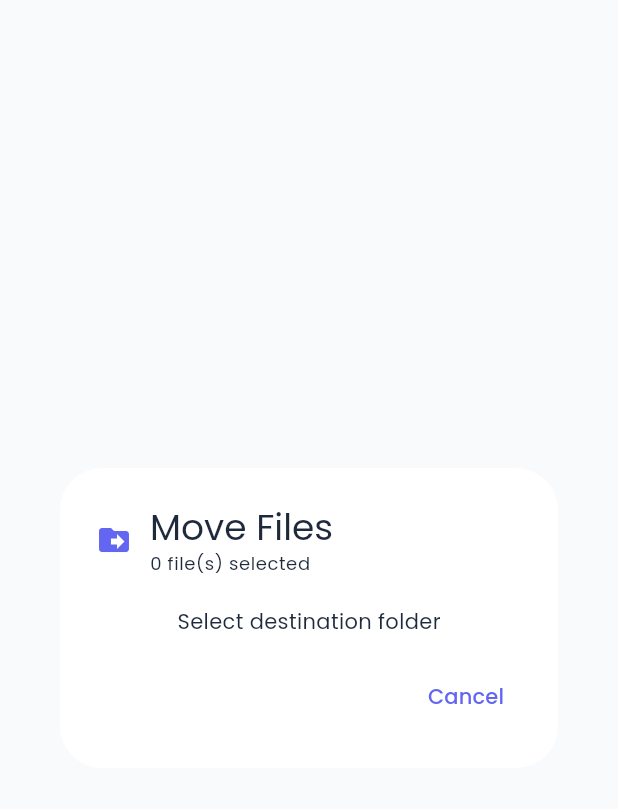
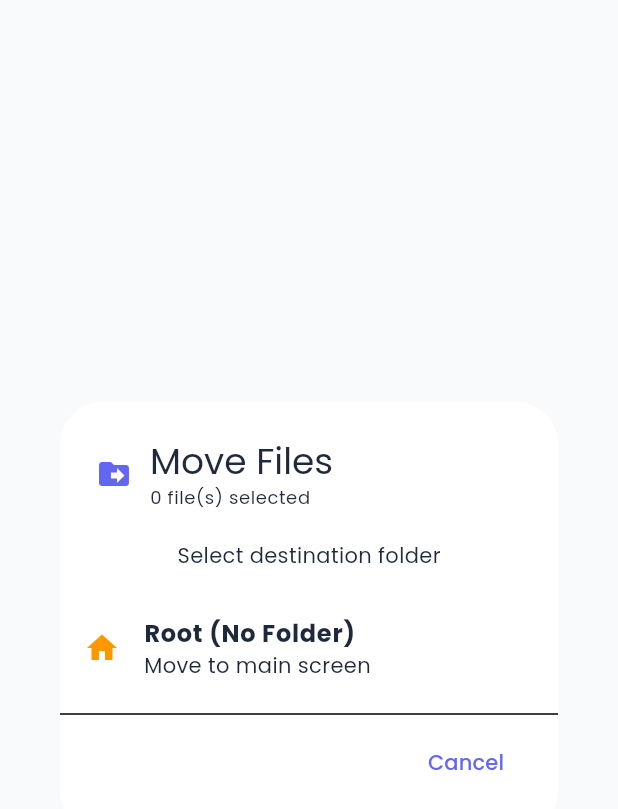
Before and after one commit to worlon-code/passwordpdf, a Flutter app: the _MoveDialogWithTree widget shown alone on an empty page, opened directly with empty values, on a phone screen of 412 x 824 dp. Shown: the top 809 px of the screen. Run offline on Flutter 3.47's test engine with Material 3 defaults, Android fonts, the phone set to English and light mode, and no system bars; our stand-ins replace file_picker, flutter_secure_storage, google_fonts, local_auth, permission_handler, share_plus and 2 more; missing offline and left inert: syncfusion_flutter_pdf, syncfusion_flutter_pdfviewer; accounts and stored records are empty.

Commit message:
Feat: Move to Root, Export Popup, Folder Move Fix

```diff
--- a/lib/services/document_service.dart
+++ b/lib/services/document_service.dart
@@ -160,6 +160,56 @@ class DocumentService {
     _log.info('DocumentService', 'Moved ${fileIds.length} files to folder');
   }
 
+  /// Move a folder to another folder (updates parentId)
+  Future<void> moveFolderToFolder(String folderId, String newParentId) async {
+    final folderIndex = _items.indexWhere((item) => item.id == folderId);
+    if (folderIndex == -1) {
+      throw Exception('Folder not found');
+    }
+
+    final folder = _items[folderIndex];
+    if (!folder.isFolder) {
+      throw Exception('Item is not a folder');
+    }
+
+    // Update the parentId
+    _items[folderIndex] = folder.copyWith(parentId: newParentId);
+
+    await _saveDocuments();
+    _log.info('DocumentService', 'Moved folder ${folder.name} to folder $newParentId');
+  }
+
+  /// Move files to root (remove from all folders)
+  Future<void> moveFilesToRoot(List<String> fileIds) async {
+    // Remove from all folders
+    for (final folder in getFolders()) {
+      final newFileIds = folder.fileIds
+          .where((id) => !fileIds.contains(id))
+          .toList();
+      if (newFileIds.length != folder.fileIds.length) {
+        final index = _items.indexWhere((item) => item.id == folder.id);
+        _items[index] = folder.copyWith(fileIds: newFileIds);
+      }
+    }
+
+    await _saveDocuments();
+    _log.info('DocumentService', 'Moved ${fileIds.length} files to root');
+  }
+
+  /// Move a folder to root (set parentId to null)
+  Future<void> moveFolderToRoot(String folderId) async {
+    final folderIndex = _items.indexWhere((item) => item.id == folderId);
+    if (folderIndex == -1) {
+      throw Exception('Folder not found');
+    }
+
+    final folder = _items[folderIndex];
+    _items[folderIndex] = folder.copyWith(parentId: null);
+
+    await _saveDocuments();
+    _log.info('DocumentService', 'Moved folder ${folder.name} to root');
+  }
+
   /// Delete item (recursively deletes folder contents)
   Future<void> deleteItem(String itemId) async {
     final item = _items.firstWhere(
```
Also changed, not shown: lib/features/documents/screens/document_dashboard_screen.dart (+84 -9 lines).
